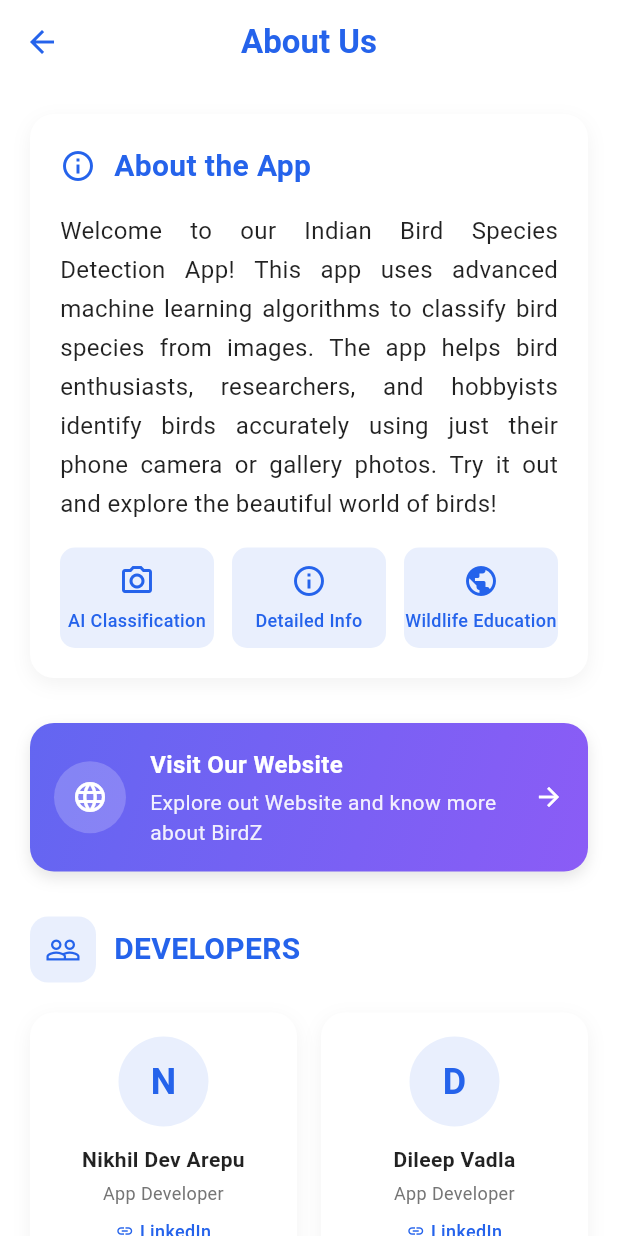
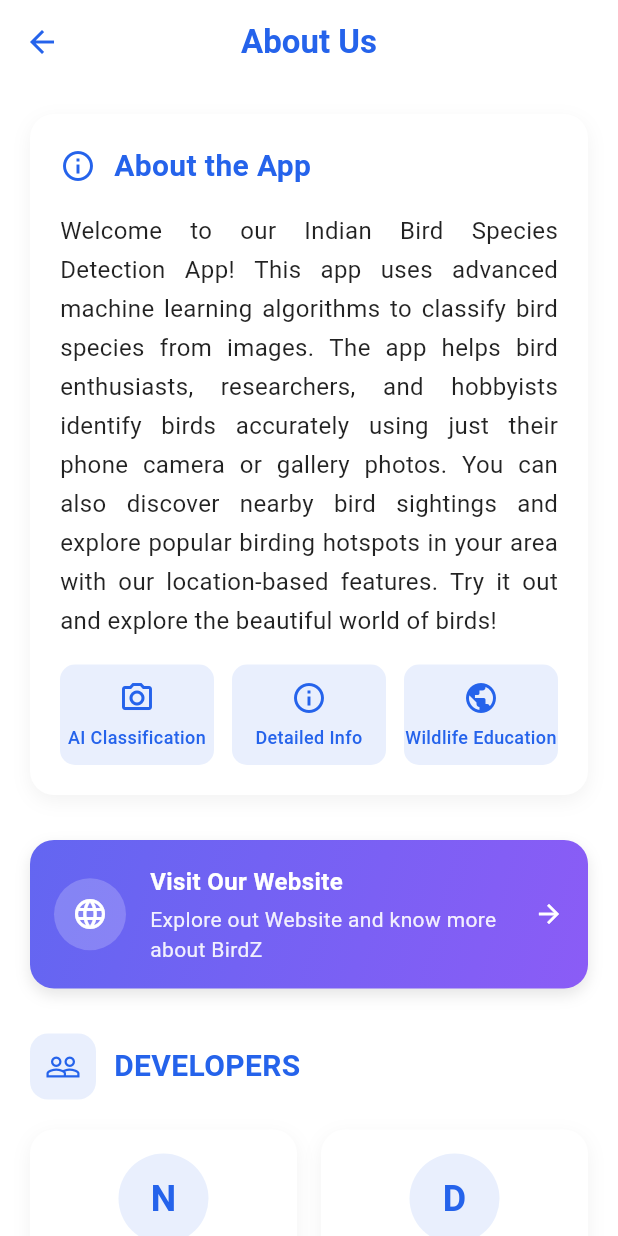
Before and after one commit to Nikhildev0904/Birdz---Bird-Detection-Application, a Flutter app: the AboutScreen screen opened directly, on a phone screen of 412 x 824 dp. Run offline on Flutter 3.47's test engine with Material 3 defaults, Android fonts, the phone set to English and light mode, and no system bars; our stand-ins replace carousel_slider, csv, geolocator, google_maps_flutter, image_picker, lottie; project files that could hold a hidden picture were left out.

Commit message:
changed text in home screen and about screen

```diff
--- a/lib/screens/about_screen.dart
+++ b/lib/screens/about_screen.dart
@@ -76,7 +76,7 @@ class AboutScreen extends StatelessWidget {
                     ),
                     SizedBox(height: 16),
                     Text(
-                      "Welcome to our Indian Bird Species Detection App! This app uses advanced machine learning algorithms to classify bird species from images. The app helps bird enthusiasts, researchers, and hobbyists identify birds accurately using just their phone camera or gallery photos. Try it out and explore the beautiful world of birds!",
+                      "Welcome to our Indian Bird Species Detection App! This app uses advanced machine learning algorithms to classify bird species from images. The app helps bird enthusiasts, researchers, and hobbyists identify birds accurately using just their phone camera or gallery photos. You can also discover nearby bird sightings and explore popular birding hotspots in your area with our location-based features. Try it out and explore the beautiful world of birds!",
                       style: TextStyle(
                         color: Colors.black87,
                         fontSize: 16,
--- a/lib/screens/home_content.dart
+++ b/lib/screens/home_content.dart
@@ -49,7 +49,7 @@ class HomeContent extends StatelessWidget {
                         ],
                       ),
                       child: Icon(
-                        Icons.pets, // Bird icon (use a bird-specific icon if available)
+                        Icons.flutter_dash, // Bird icon (use a bird-specific icon if available)
                         color: Color.fromRGBO(37, 99, 235, 1),
                         size: 35,
                       ),
@@ -71,7 +71,7 @@ class HomeContent extends StatelessWidget {
 
                 // Description text
                 Text(
-                  'Discover and learn about different bird species with our interactive gallery',
+                  'Explore our interactive gallery to identify and learn about different bird species, or use our AI-powered tool to classify birds from your photos.',
                   style: TextStyle(
                     fontSize: 16,
                     color: Colors.black87,
```
